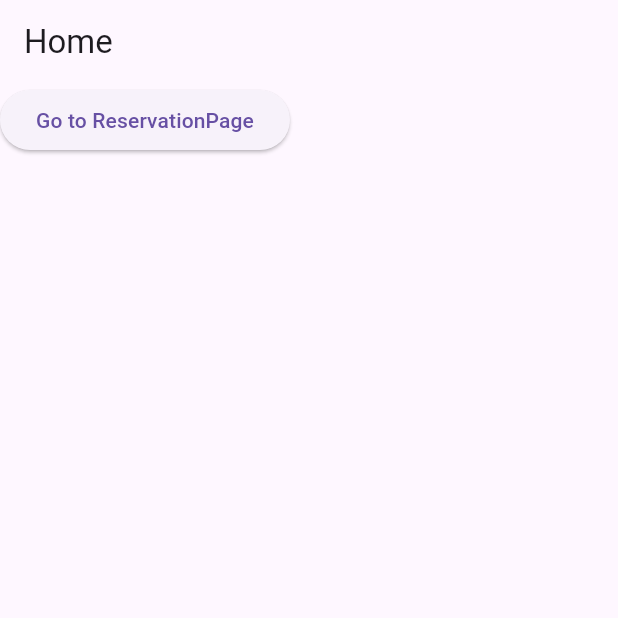
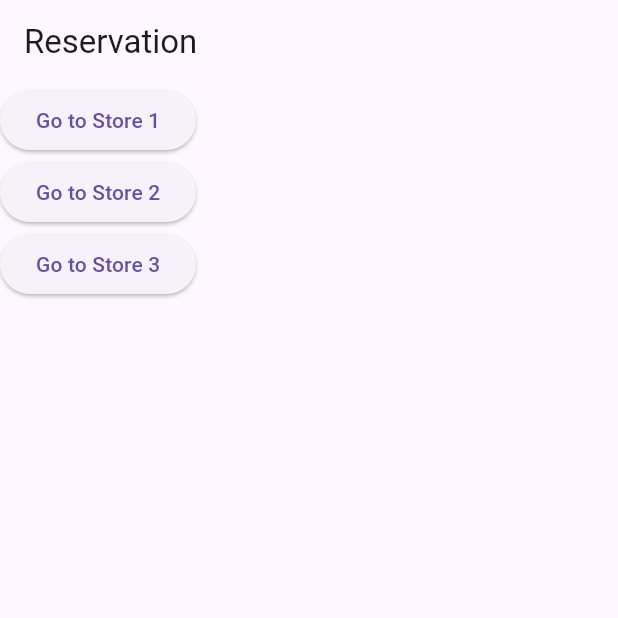
Before and after one commit to MyKnow/OrRe_Web, a Flutter app: the screen it shows after launch, on a phone screen of 412 x 824 dp, the top half of it. Run offline on Flutter 3.47's test engine with Material 3 defaults, Android fonts, the phone set to English and light mode, and no system bars; our stand-ins replace animated_flip_counter, cached_network_image, firebase_messaging, flutter_riverpod, flutter_secure_storage, geocoding and 11 more; missing offline and left inert: flutter_phone_direct_caller, internet_connectivity_checker, sliver_app_bar_builder, stomp_dart_client; accounts and stored records are empty.

Commit message:
[24.05.19] 중간 커밋

```diff
--- a/lib/main.dart
+++ b/lib/main.dart
@@ -61,25 +61,6 @@ class HomePage extends StatelessWidget {
   @override
   Widget build(BuildContext context) {
     return Scaffold(
-      appBar: AppBar(
-        title: Text('Home'),
-      ),
-      body: ElevatedButton(
-        onPressed: () {
-          context.go('/reservation/1');
-        },
-        child: Text('Go to ReservationPage'),
-      ),
-    );
-  }
-}
-
-class ReservationPage extends StatelessWidget {
-  const ReservationPage({super.key});
-
-  @override
-  Widget build(BuildContext context) {
-    return Scaffold(
         appBar: AppBar(
           title: Text('Reservation'),
         ),
--- a/lib/presenter/storeinfo/store_info_screen.dart
+++ b/lib/presenter/storeinfo/store_info_screen.dart
@@ -1,18 +1,13 @@
 import 'package:cached_network_image/cached_network_image.dart';
 import 'package:flutter/material.dart';
-import 'package:flutter_phone_direct_caller/flutter_phone_direct_caller.dart';
 import 'package:flutter_riverpod/flutter_riverpod.dart';
-import 'package:orre_web/presenter/permission/permission_request_phone.dart';
 import 'package:orre_web/presenter/storeinfo/menu/store_info_screen_menu_category_list_widget.dart';
 import 'package:orre_web/provider/network/https/get_service_log_state_notifier.dart';
 import 'package:orre_web/provider/network/websocket/stomp_client_state_notifier.dart';
 import 'package:orre_web/provider/network/websocket/store_waiting_usercall_list_state_notifier.dart';
-import 'package:orre_web/widget/custom_scroll_view/csv_divider_widget.dart';
 import 'package:orre_web/widget/loading_indicator/coustom_loading_indicator.dart';
 import 'package:orre_web/widget/popup/alert_popup_widget.dart';
 import 'package:orre_web/widget/text/text_widget.dart';
-import 'package:permission_handler/permission_handler.dart';
-import 'package:sliver_app_bar_builder/sliver_app_bar_builder.dart';
 
 import '../../../model/store_info_model.dart';
 import '../../../provider/network/websocket/store_detail_info_state_notifier.dart';
```
Also changed, not shown: 11 other files.
